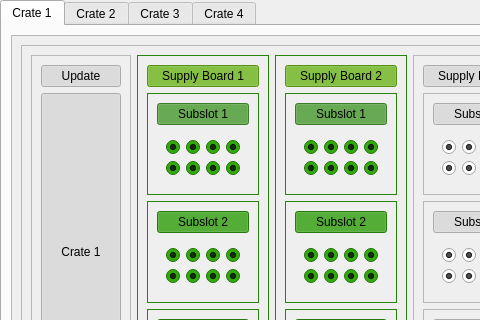
Qt form CrateTab.ui (JeffersonLab/clas12-dc-wiremap) before a commit; both pictures show x 0 to 480 and y 0 to 320 of the 1309 by 744 pixel window.
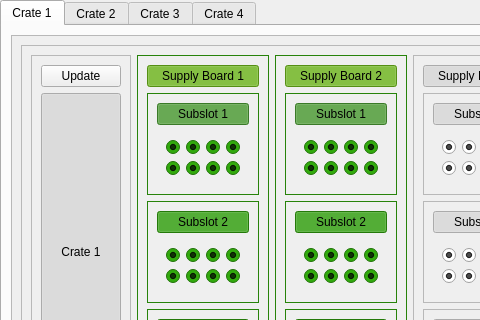
The same form after that commit.

Commit message: update buttons updates when user pushes it

Patch:
```diff
--- a/CrateTab.ui
+++ b/CrateTab.ui
@@ -60,10 +60,10 @@
                  <string>Update</string>
                 </property>
                 <property name="checkable">
-                 <bool>true</bool>
+                 <bool>false</bool>
                 </property>
                 <property name="checked">
-                 <bool>true</bool>
+                 <bool>false</bool>
                 </property>
                </widget>
               </item>
```
Left out of the diff: 23 changed lines with no effect on the pictures.
